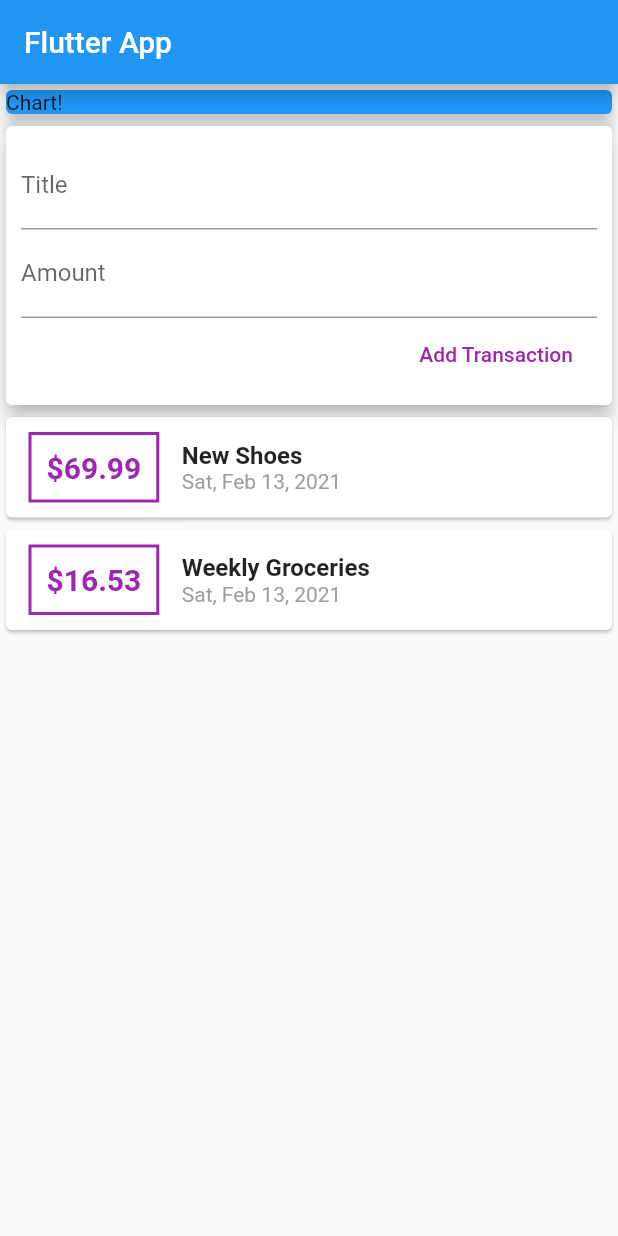
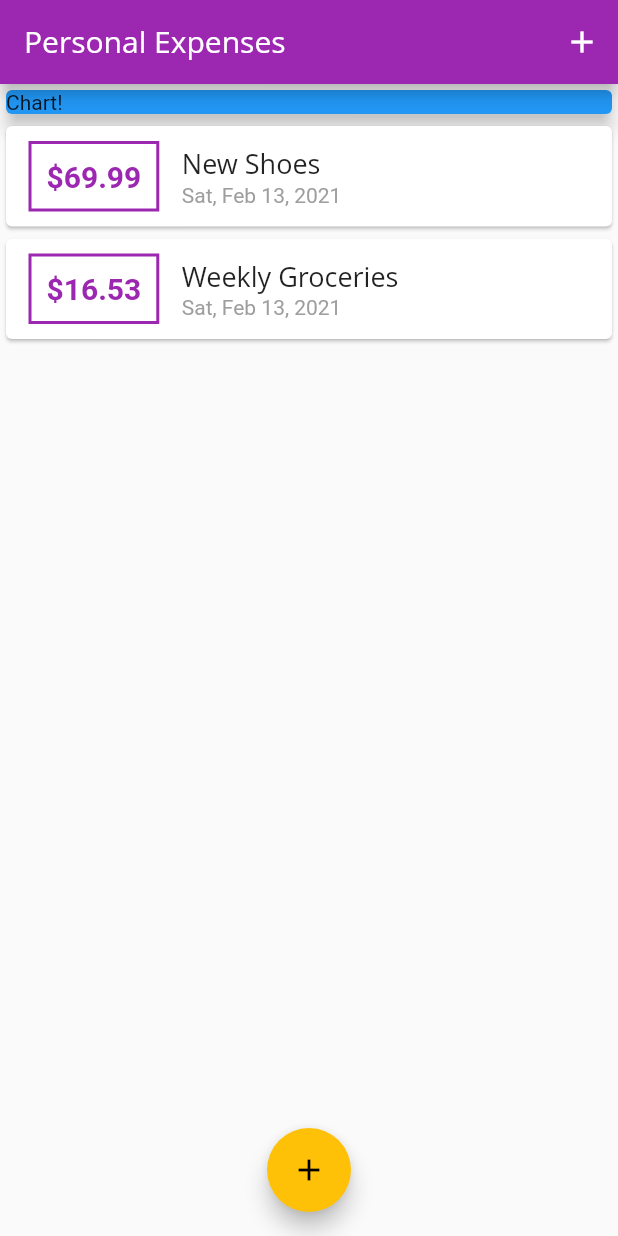
Before and after one commit to Aaryan8751/Personal-Expenses, a Flutter app: the screen it shows after launch, on a phone screen of 412 x 824 dp. Run offline on Flutter 3.47's test engine with Material 2 defaults, Android fonts, the phone set to English and light mode, and no system bars; Roboto replaces fonts that are missing (Open Sans).

Commit message:
Theme,fonts,Gesture,modalbottomsheet,

```diff
--- a/lib/main.dart
+++ b/lib/main.dart
@@ -1,7 +1,7 @@
 import 'package:flutter/material.dart';
-import 'package:intl/intl.dart';
-
-import './transaction.dart';
+import './widgets/new_transaction.dart';
+import './models/transaction.dart';
+import './widgets/transaction_list.dart';
 
 void main() => runApp(MyApp());
 
@@ -9,14 +9,33 @@ class MyApp extends StatelessWidget {
   @override
   Widget build(BuildContext context) {
     return MaterialApp(
-      title: "My Flutter App",
+      title: "Personal Expenses",
+      theme: ThemeData(
+        primarySwatch: Colors.purple,
+        accentColor: Colors.amber,
+        fontFamily: 'Quicksand',
+        textTheme: ThemeData.light()
+            .textTheme
+            // ignore: deprecated_member_use
+            .copyWith(title: TextStyle(fontFamily: "Open Sans", fontSize: 18)),
+        appBarTheme: AppBarTheme(
+          textTheme: ThemeData.light().textTheme.copyWith(
+              // ignore: deprecated_member_use
+              title: TextStyle(fontFamily: "Open Sans", fontSize: 20)),
+        ),
+      ),
       home: MyHomePage(),
     );
   }
 }
 
-class MyHomePage extends StatelessWidget {
-  final List<Transaction> transactions = [
+class MyHomePage extends StatefulWidget {
+  @override
+  _MyHomePageState createState() => _MyHomePageState();
+}
+
+class _MyHomePageState extends State<MyHomePage> {
+  final List<Transaction> _userTransactions = [
     Transaction(
         id: "t1", title: "New Shoes", amount: 69.99, date: DateTime.now()),
     Transaction(
@@ -26,17 +45,42 @@ class MyHomePage extends StatelessWidget {
         date: DateTime.now())
   ];
 
-  //String titleInput;
-  //String amountInput;
+  void _addNewTransaction(String txTitle, double txAmount) {
+    final newTx = Transaction(
+        id: DateTime.now().toString(),
+        title: txTitle,
+        amount: txAmount,
+        date: DateTime.now());
 
-  final titleController = TextEditingController();
-  final amountController = TextEditingController();
+    setState(() {
+      _userTransactions.add(newTx);
+    });
+  }
+
+  void _startAddNewTransaction(BuildContext ctx) {
+    showModalBottomSheet(
+        context: ctx,
+        builder: (_) {
+          return GestureDetector(
+              onTap: () {},
+              behavior: HitTestBehavior.opaque,
+              child: NewTransaction(_addNewTransaction));
+        });
+  }
 
   @override
   Widget build(BuildContext context) {
     return Scaffold(
-      appBar: AppBar(title: Text("Flutter App")),
-      body: Column(
+      appBar: AppBar(
+        title: Text("Personal Expenses"),
+        actions: <Widget>[
+          IconButton(
+              icon: Icon(Icons.add),
+              onPressed: () => _startAddNewTransaction(context)),
+        ],
+      ),
+      body: SingleChildScrollView(
+        child: Column(
           // mainAxisAlignment: MainAxisAlignment.start,
           crossAxisAlignment: CrossAxisAlignment.stretch,
           children: <Widget>[
@@ -48,78 +92,14 @@ class MyHomePage extends StatelessWidget {
                 elevation: 5,
               ),
             ),
-          Card(
-            elevation: 5,
-            child: Container(
-              padding: EdgeInsets.all(10),
-              child: Column(
-                crossAxisAlignment: CrossAxisAlignment.end,
-                children: <Widget>[
-                  TextField(
-                    decoration: InputDecoration(labelText: "Title"),
-                    controller: titleController,
-                    /*onChanged: (val) {
-                      titleInput = val;
-                    },*/
-                  ),
-                  TextField(
-                    decoration: InputDecoration(labelText: "Amount"),
-                    controller: amountController,
-                    /* onChanged: (val) {
-                      amountInput = val;
-                    },*/
-                  ),
-                  FlatButton(
-                    child: Text("Add Transaction"),
-                    textColor: Colors.purple,
-                    onPressed: () {},
-                  )
+            TransactionList(_userTransactions),
           ],
         ),
       ),
-          ),
-          Column(
-            children: [
-              ...(transactions).map((tx) {
-                return Card(
-                    child: Row(
-                  children: <Widget>[
-                    Container(
-                      padding: EdgeInsets.all(10),
-                      margin:
-                          EdgeInsets.symmetric(horizontal: 15, vertical: 10),
-                      decoration: BoxDecoration(
-                          border: Border.all(color: Colors.purple, width: 2)),
-                      child: Text("\$${tx.amount}",
-                          style: TextStyle(
-                              fontWeight: FontWeight.bold,
-                              fontSize: 20,
-                              color: Colors.purple)),
-                    ),
-                    Column(
-                      children: <Widget>[
-                        Column(
-                          crossAxisAlignment: CrossAxisAlignment.start,
-                          children: [
-                            Text(
-                              tx.title,
-                              style: TextStyle(
-                                fontWeight: FontWeight.bold,
-                                fontSize: 16,
-                              ),
-                            ),
-                            Text(DateFormat.yMMMEd().format(tx.date),
-                                style: TextStyle(color: Colors.grey)),
-                          ],
-                        )
-                      ],
-                    )
-                  ],
-                ));
-              }).toList(),
-            ],
-          ),
-        ],
+      floatingActionButtonLocation: FloatingActionButtonLocation.centerFloat,
+      floatingActionButton: FloatingActionButton(
+        child: Icon(Icons.add),
+        onPressed: () => _startAddNewTransaction(context),
       ),
     );
   }
--- /dev/null
+++ b/lib/models/transaction.dart
@@ -0,0 +1,14 @@
+import 'package:flutter/foundation.dart';
+
+class Transaction {
+  String id;
+  String title;
+  double amount;
+  DateTime date;
+
+  Transaction(
+      {@required this.id,
+      @required this.title,
+      @required this.amount,
+      @required this.date});
+}
--- a/lib/transaction.dart
+++ /dev/null
@@ -1,13 +0,0 @@
-import 'package:flutter/foundation.dart';
-
-class Transaction {
-  String id;
-  String title;
-  double amount;
-  DateTime date;
-
-  Transaction({@required this.id,
-              @required this.title,
-              @required this.amount,
-              @required this.date});
-}
--- /dev/null
+++ b/lib/widgets/transaction_list.dart
@@ -0,0 +1,57 @@
+import 'package:flutter/material.dart';
+import 'package:intl/intl.dart';
+
+import '../models/transaction.dart';
+
+class TransactionList extends StatelessWidget {
+  final List<Transaction> transactions;
+
+  TransactionList(this.transactions);
+
+  @override
+  Widget build(BuildContext context) {
+    return Container(
+      height: 300,
+      child: ListView.builder(
+          itemBuilder: (ctx, index) {
+            return Card(
+                child: Row(
+              children: <Widget>[
+                Container(
+                  padding: EdgeInsets.all(10),
+                  margin: EdgeInsets.symmetric(horizontal: 15, vertical: 10),
+                  decoration: BoxDecoration(
+                      border: Border.all(
+                          color: Theme.of(context).primaryColor, width: 2)),
+                  child: Text(
+                      "\$${transactions[index].amount.toStringAsFixed(2)}",
+                      style: TextStyle(
+                          fontWeight: FontWeight.bold,
+                          fontSize: 20,
+                          color: Theme.of(context).primaryColor)),
+                ),
+                Column(
+                  children: <Widget>[
+                    Column(
+                      crossAxisAlignment: CrossAxisAlignment.start,
+                      children: [
+                        Text(
+                          transactions[index].title,
+                          // ignore: deprecated_member_use
+                          style: Theme.of(context).textTheme.title,
+                        ),
+                        Text(
+                            DateFormat.yMMMEd()
+                                .format(transactions[index].date),
+                            style: TextStyle(color: Colors.grey)),
+                      ],
+                    )
+                  ],
+                )
+              ],
+            ));
+          },
+          itemCount: transactions.length),
+    );
+  }
+}
```
Also changed, not shown: lib/widgets/new_transaction.dart (added, +65 -0 lines), pubspec.yaml (+11 -6 lines), assets/fonts/OpenSans-Bold.ttf (added), assets/fonts/OpenSans-Regular.ttf (added), assets/fonts/Quicksand-Bold.ttf (added), assets/fonts/Quicksand-Light.ttf (added), assets/fonts/Quicksand-Medium.ttf (added), assets/fonts/Quicksand-Regular.ttf (added). Lines whose indentation alone changed are shown as unchanged.
